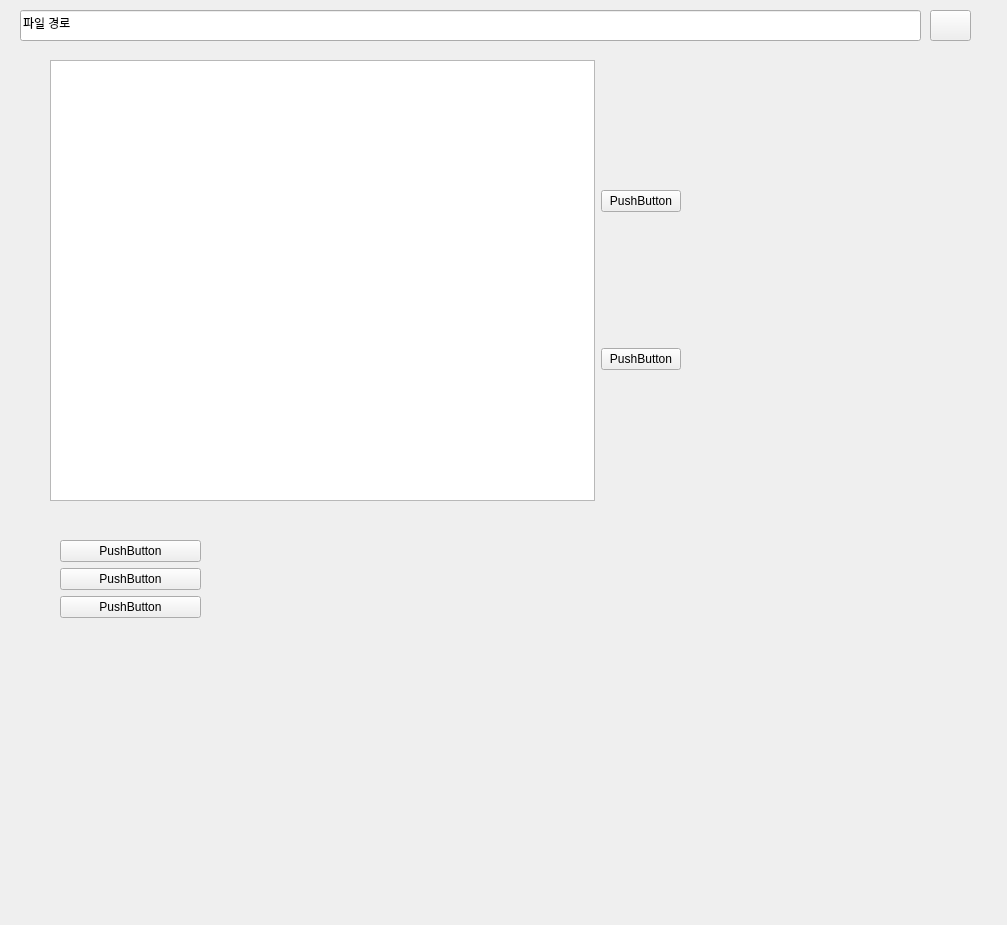
First picture: the form in FileManger/FileManagerUI.ui, repository kimhopepa/PythonPjt, before the edit.
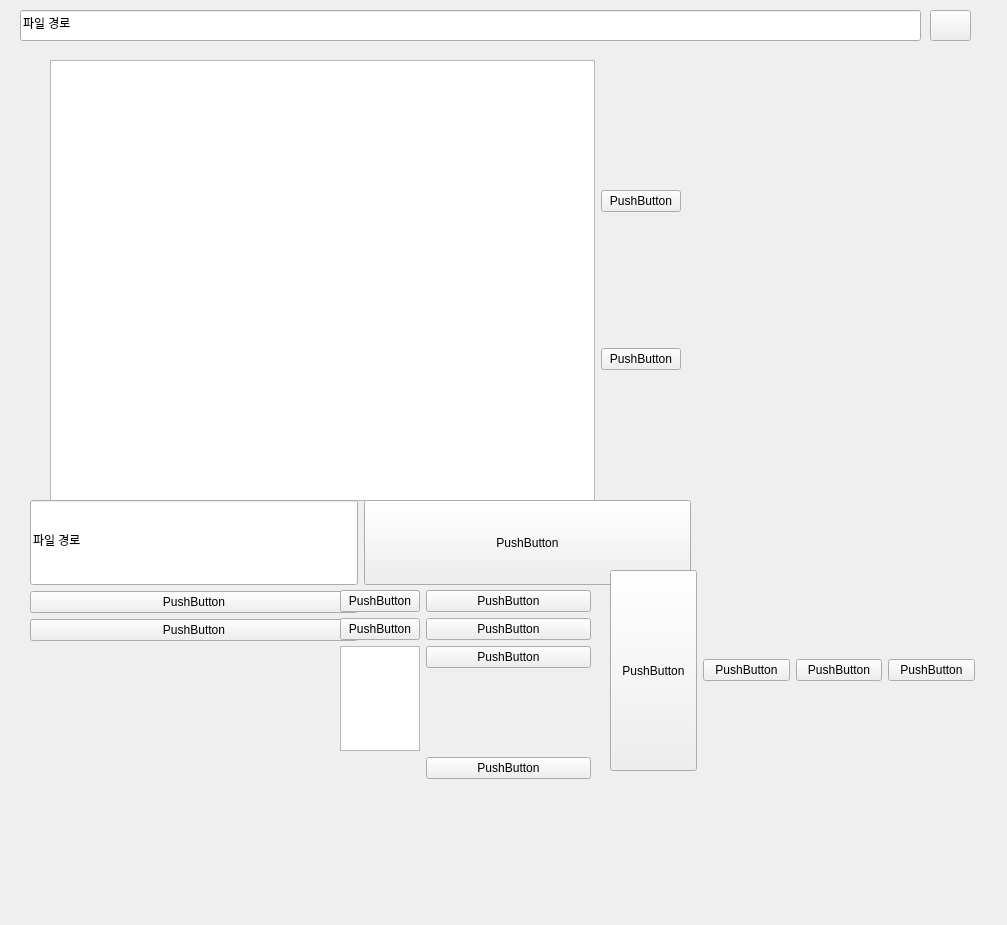
Second picture: the form after the edit. Icons and pictures are not drawn.

Diff of the .ui file:
```diff
--- a/FileManger/FileManagerUI.ui
+++ b/FileManger/FileManagerUI.ui
@@ -94,49 +94,169 @@
   <widget class="QWidget" name="gridLayoutWidget">
    <property name="geometry">
     <rect>
-     <x>60</x>
-     <y>540</y>
-     <width>141</width>
-     <height>121</height>
+     <x>30</x>
+     <y>500</y>
+     <width>661</width>
+     <height>141</height>
     </rect>
    </property>
    <layout class="QGridLayout" name="gridLayout">
     <property name="sizeConstraint">
      <enum>QLayout::SetMaximumSize</enum>
     </property>
-    <item row="1" column="0">
-     <widget class="QPushButton" name="pushButton_4">
-      <property name="text">
-       <string>PushButton</string>
-      </property>
-     </widget>
-    </item>
-    <item row="0" column="0">
+    <item row="0" column="1">
      <widget class="QPushButton" name="pushButton_3">
+      <property name="sizePolicy">
+       <sizepolicy hsizetype="Minimum" vsizetype="Expanding">
+        <horstretch>0</horstretch>
+        <verstretch>0</verstretch>
+       </sizepolicy>
+      </property>
       <property name="text">
        <string>PushButton</string>
       </property>
      </widget>
     </item>
     <item row="2" column="0">
+     <widget class="QPushButton" name="pushButton_4">
+      <property name="text">
+       <string>PushButton</string>
+      </property>
+     </widget>
+    </item>
+    <item row="3" column="0">
      <widget class="QPushButton" name="pushButton_5">
       <property name="text">
        <string>PushButton</string>
       </property>
      </widget>
     </item>
+    <item row="0" column="0">
+     <widget class="QLineEdit" name="lineEdit_Path_3">
+      <property name="sizePolicy">
+       <sizepolicy hsizetype="Preferred" vsizetype="Expanding">
+        <horstretch>0</horstretch>
+        <verstretch>0</verstretch>
+       </sizepolicy>
+      </property>
+      <property name="contextMenuPolicy">
+       <enum>Qt::ActionsContextMenu</enum>
+      </property>
+      <property name="acceptDrops">
+       <bool>true</bool>
+      </property>
+      <property name="layoutDirection">
+       <enum>Qt::RightToLeft</enum>
+      </property>
+      <property name="text">
+       <string>파일 경로</string>
+      </property>
+     </widget>
+    </item>
    </layout>
   </widget>
   <widget class="QWidget" name="formLayoutWidget">
    <property name="geometry">
     <rect>
-     <x>300</x>
-     <y>540</y>
+     <x>340</x>
+     <y>590</y>
      <width>251</width>
-     <height>291</height>
+     <height>189</height>
     </rect>
    </property>
-   <layout class="QFormLayout" name="formLayout"/>
+   <layout class="QFormLayout" name="formLayout">
+    <item row="0" column="1">
+     <widget class="QPushButton" name="pushButton_7">
+      <property name="text">
+       <string>PushButton</string>
+      </property>
+     </widget>
+    </item>
+    <item row="1" column="1">
+     <widget class="QPushButton" name="pushButton_9">
+      <property name="text">
+       <string>PushButton</string>
+      </property>
+     </widget>
+    </item>
+    <item row="0" column="0">
+     <widget class="QPushButton" name="pushButton_8">
+      <property name="text">
+       <string>PushButton</string>
+      </property>
+     </widget>
+    </item>
+    <item row="3" column="1">
+     <widget class="QPushButton" name="pushButton_6">
+      <property name="text">
+       <string>PushButton</string>
+      </property>
+     </widget>
+    </item>
+    <item row="2" column="1">
+     <widget class="QPushButton" name="pushButton_10">
+      <property name="text">
+       <string>PushButton</string>
+      </property>
+     </widget>
+    </item>
+    <item row="1" column="0">
+     <widget class="QPushButton" name="pushButton_11">
+      <property name="text">
+       <string>PushButton</string>
+      </property>
+     </widget>
+    </item>
+    <item row="2" column="0">
+     <widget class="QTableView" name="tableView_2"/>
+    </item>
+   </layout>
+  </widget>
+  <widget class="QWidget" name="horizontalLayoutWidget_2">
+   <property name="geometry">
+    <rect>
+     <x>610</x>
+     <y>570</y>
+     <width>365</width>
+     <height>201</height>
+    </rect>
+   </property>
+   <layout class="QHBoxLayout" name="horizontalLayout_2">
+    <item>
+     <widget class="QPushButton" name="pushButton_15">
+      <property name="sizePolicy">
+       <sizepolicy hsizetype="Minimum" vsizetype="Ignored">
+        <horstretch>0</horstretch>
+        <verstretch>0</verstretch>
+       </sizepolicy>
+      </property>
+      <property name="text">
+       <string>PushButton</string>
+      </property>
+     </widget>
+    </item>
+    <item>
+     <widget class="QPushButton" name="pushButton_14">
+      <property name="text">
+       <string>PushButton</string>
+      </property>
+     </widget>
+    </item>
+    <item>
+     <widget class="QPushButton" name="pushButton_13">
+      <property name="text">
+       <string>PushButton</string>
+      </property>
+     </widget>
+    </item>
+    <item>
+     <widget class="QPushButton" name="pushButton_12">
+      <property name="text">
+       <string>PushButton</string>
+      </property>
+     </widget>
+    </item>
+   </layout>
   </widget>
  </widget>
  <resources/>
```
